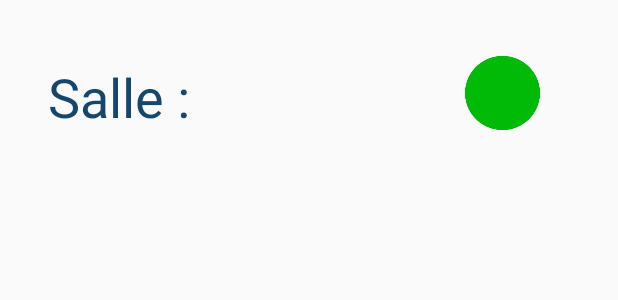
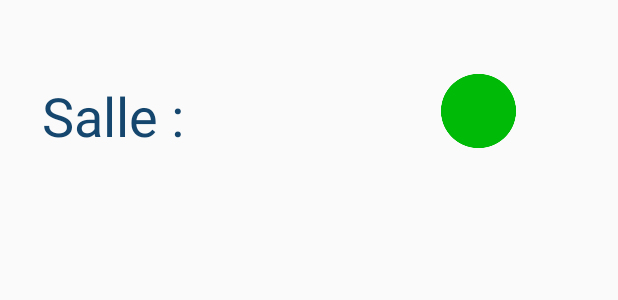
Before and after one commit to LudovicGrosse/Room-App, an Android app: the layout activity_destination_listview.xml on its own in the app's theme, with its tools: preview values and no code run, on a phone screen of 412 x 824 dp. Shown: the top 300 px of the screen. Run offline under Robolectric (Android 15) with nearby library versions, the phone set to English and light mode, and no system bars; network calls fail.

Commit message:
Fixed issues

```diff
--- a/app/src/main/AndroidManifest.xml
+++ b/app/src/main/AndroidManifest.xml
@@ -11,6 +11,8 @@
         android:label="FREe-Room"
         android:roundIcon="@mipmap/ic_launcher_round"
         android:supportsRtl="true"
+        android:hardwareAccelerated="false"
+        android:largeHeap="true"
         android:theme="@style/AppTheme">
         <activity android:name=".MainActivity">
             <intent-filter>
--- a/app/src/main/java/com/example/lg346/myapplication/DestinationActivity.java
+++ b/app/src/main/java/com/example/lg346/myapplication/DestinationActivity.java
@@ -66,6 +66,9 @@ public class DestinationActivity extends AppCompatActivity {
 
                             JSONArray tab = response.getJSONArray("data");
 
+                            // Affichage des données JSON
+                            Log.d("Tableau JSON : ", tab.toString());
+
                             for (int i = 0; i < tab.length(); i++) {
 
                                 //gets each JSON object within the JSON array
--- a/app/src/main/java/com/example/lg346/myapplication/DestinationAdaptater.java
+++ b/app/src/main/java/com/example/lg346/myapplication/DestinationAdaptater.java
@@ -21,7 +21,6 @@ public class DestinationAdaptater extends BaseAdapter {
 
     private class ViewHolder {
         TextView Tvroom;
-        TextView Tvetat;
         ImageView Ivetat;
     }
     public DestinationAdaptater(Context context, List<DestinationClass> objects) {
@@ -39,7 +38,6 @@ public class DestinationAdaptater extends BaseAdapter {
             holder = new ViewHolder();
             convertView = inflater.inflate(R.layout.activity_destination_listview, null);
             holder.Tvroom = convertView.findViewById(R.id.room);
-            holder.Tvetat = convertView.findViewById(R.id.etat);
             holder.Ivetat = convertView.findViewById(R.id.img);
             convertView.setTag(holder);
         } else {
@@ -48,7 +46,6 @@ public class DestinationAdaptater extends BaseAdapter {
         }
         DestinationClass dest = listDest.get(position);
         holder.Tvroom.setText(dest.getRoom());
-        holder.Tvetat.setText(dest.getEtat());
         holder.Ivetat.setImageResource(dest.getImage());
 
         return convertView;
--- a/app/src/main/java/com/example/lg346/myapplication/DestinationClass.java
+++ b/app/src/main/java/com/example/lg346/myapplication/DestinationClass.java
@@ -1,18 +1,14 @@
 package com.example.lg346.myapplication;
 
-// -------- Classe pour le traitement des données json ----------
-
-import android.media.Image;
+// -------- Classe pour le traitement des données JSON ----------
 
 public class DestinationClass {
 
     private String room;
-    private String etat;
     private Integer image;
 
     public DestinationClass(String room, String etat) {
         this.room = room;
-        this.etat = etat;
         this.image = (etat.equals("1")) ? R.drawable.green_dot : R.drawable.red_dot ;
     }
 
@@ -20,10 +16,6 @@ public class DestinationClass {
         return room;
     }
 
-    public String getEtat() {
-        return etat;
-    }
-
     public Integer getImage(){
         return image;
     }
--- a/app/src/main/res/layout/activity_destination_listview.xml
+++ b/app/src/main/res/layout/activity_destination_listview.xml
@@ -1,39 +1,47 @@
 <?xml version="1.0" encoding="utf-8"?>
-<android.support.constraint.ConstraintLayout
-    xmlns:android="http://schemas.android.com/apk/res/android"
+<android.support.constraint.ConstraintLayout xmlns:android="http://schemas.android.com/apk/res/android"
+    xmlns:app="http://schemas.android.com/apk/res-auto"
     xmlns:tools="http://schemas.android.com/tools"
-    xmlns:app="http://schemas.android.com/apk/res-auto"
     android:layout_width="match_parent"
     android:layout_height="match_parent"
     tools:context=".DestinationActivity">
 
     <TextView
         android:id="@+id/room"
-        android:layout_width="wrap_content"
-        android:layout_height="wrap_content"
-        android:layout_marginStart="32dp"
-        android:layout_marginLeft="32dp"
-        android:layout_marginTop="40dp"
+        android:layout_width="250dp"
+        android:layout_height="47dp"
+        android:layout_marginStart="28dp"
+        android:layout_marginLeft="25dp"
+        android:layout_marginBottom="50dp"
         android:text="Salle :"
         android:textColor="#15466D"
         android:textSize="36sp"
+        app:layout_constraintBottom_toTopOf="@+id/guideline2"
         app:layout_constraintStart_toStartOf="parent"
-        app:layout_constraintTop_toTopOf="parent"
         tools:text="Salle :" />
 
     <ImageView
         android:id="@+id/img"
         android:layout_width="50dp"
         android:layout_height="52dp"
-        android:layout_marginTop="36dp"
-        android:layout_marginEnd="52dp"
-        android:layout_marginRight="52dp"
+        android:layout_marginStart="16dp"
+        android:layout_marginLeft="10dp"
+        android:layout_marginBottom="50dp"
         android:src="@drawable/green_dot"
-        app:layout_constraintEnd_toEndOf="parent"
+        app:layout_constraintBottom_toTopOf="@+id/guideline2"
+        app:layout_constraintStart_toEndOf="@+id/room" />
+
+    <android.support.constraint.Guideline
+        android:id="@+id/guideline2"
+        android:layout_width="wrap_content"
+        android:layout_height="wrap_content"
+        android:layout_marginTop="150dp"
+        android:orientation="horizontal"
+        app:layout_constraintGuide_begin="150dp"
         app:layout_constraintTop_toTopOf="parent" />
-        app:layout_constraintEnd_toEndOf="parent"
-        app:layout_constraintHorizontal_bias="0.889"
-        app:layout_constraintStart_toEndOf="@+id/etat"
-        app:layout_constraintTop_toTopOf="parent"
-        tools:ignore="MissingConstraints" />
+    app:layout_constraintEnd_toEndOf="parent"
+    app:layout_constraintHorizontal_bias="0.889"
+    app:layout_constraintStart_toEndOf="@+id/etat"
+    app:layout_constraintTop_toTopOf="parent"
+    tools:ignore="MissingConstraints" />
 </android.support.constraint.ConstraintLayout>
```
